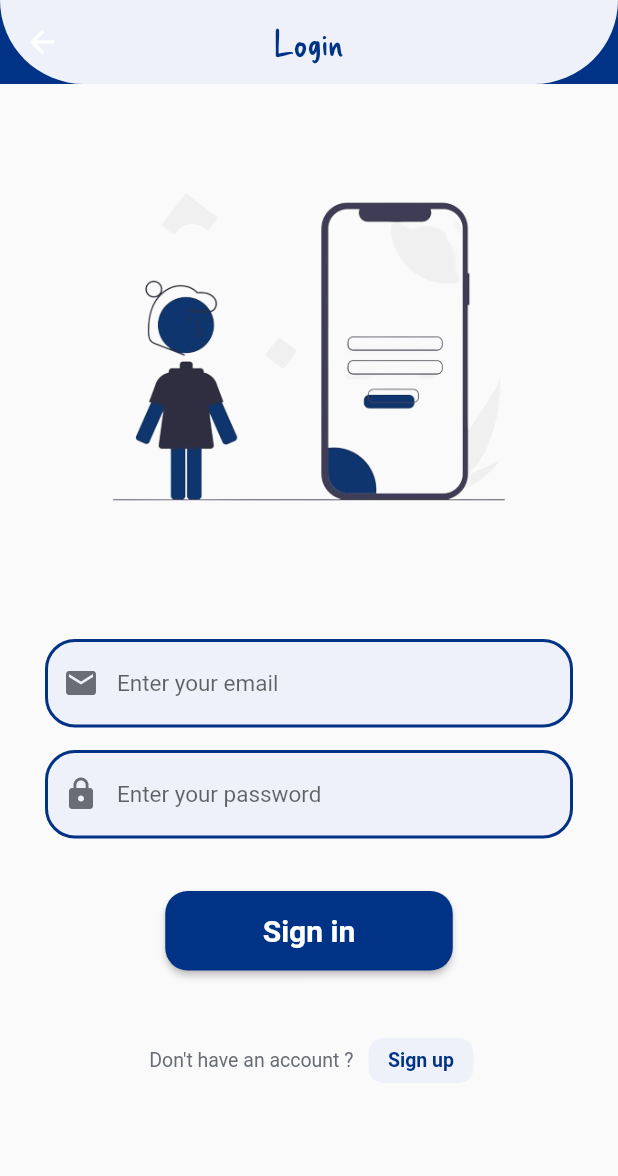
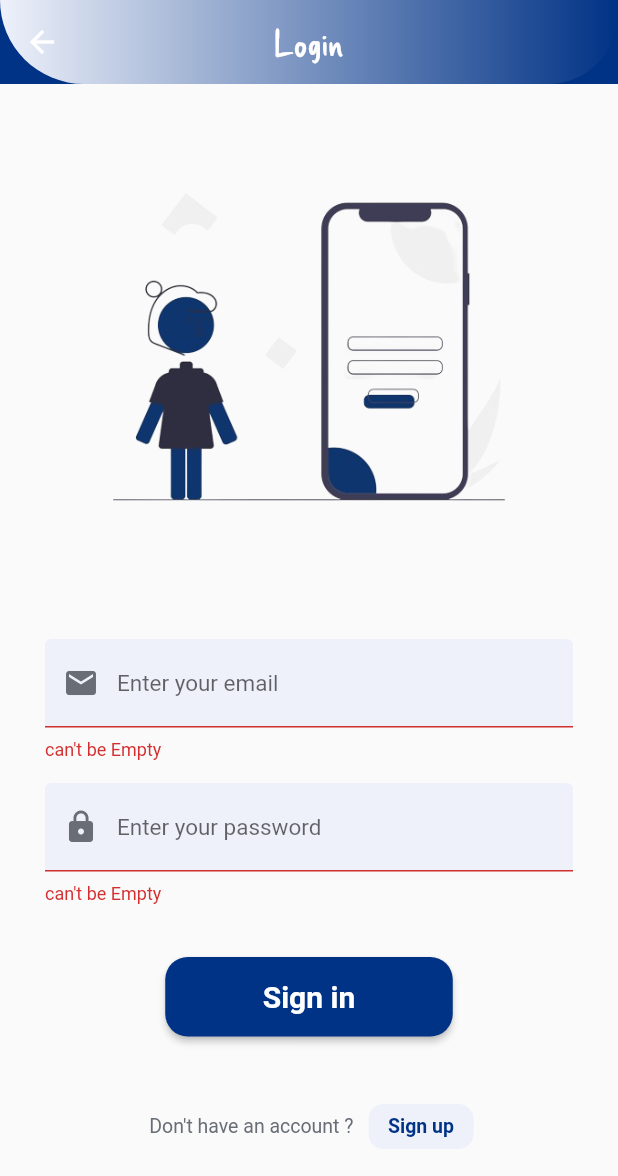
Before and after one commit to WeamALkhateeb/Place_Reservation, a Flutter app: the Login screen opened by its route, after a tap on "Sign in", on a phone screen of 412 x 824 dp. Shown: the top 1176 px of the screen. Run offline on Flutter 3.47's test engine with Material 2 defaults, Android fonts, the phone set to English and light mode, and no system bars; our stand-ins replace get, shared_preferences; accounts and stored records are empty.

Commit message:
areej eeeeeeeeeeeeeeeeeeeeeeeeeeeeeeeeeeeeeeeeeeee

```diff
--- /dev/null
+++ b/lib/controller/auth/login_controller.dart
@@ -0,0 +1,43 @@
+import 'package:flutter/cupertino.dart';
+import 'package:get/get.dart';
+import 'package:project2/core/constant/routes.dart';
+
+abstract class Logincontroller extends GetxController{
+  Login();
+  gotoRegister();
+}
+
+class LogincontrollerImp extends Logincontroller{
+
+  GlobalKey<FormState> formstate =GlobalKey<FormState>();
+ late TextEditingController email;
+ late TextEditingController password;
+
+
+  @override
+  Login() {
+  var formdata = formstate.currentState;
+  if(formdata!.validate())
+    {print('valid');}
+  else
+    {print ('not valid');}
+  }
+
+  @override
+  gotoRegister() {
+   Get.offNamed(AppRoute.register);
+  }
+void onInit(){
+   email = TextEditingController();
+   password=TextEditingController();
+   super.onInit();
+}
+
+
+
+ void dispose(){
+  email.dispose();
+  password.dispose();
+  super.dispose();
+ }
+}
--- a/lib/core/constant/routes.dart
+++ b/lib/core/constant/routes.dart
@@ -2,5 +2,6 @@ class AppRoute {
   static const String language = "/language";
   static const String onboarding = "/onboarding";
   static const String login = "/login";
+  static const String register ="/register";
 
 }
--- /dev/null
+++ b/lib/core/functions/validateinput.dart
@@ -0,0 +1,18 @@
+import 'package:get/get.dart';
+
+validateinput(String value , int min , int max ) {
+
+    if (value.isEmpty) {
+      return "can't be Empty";
+    }
+
+
+    if (value.length < min) {
+      return "can't be less than $min";
+    }
+
+
+    if (value.length > max) {
+      return "can't be large than $max";
+    }
+  }
--- a/lib/core/localization/translation.dart
+++ b/lib/core/localization/translation.dart
@@ -15,6 +15,7 @@ class MyTranslation extends Translations{
       "Search" : "البحث",
       "You can save time and effort\n by searching for the place" : "يمكنك توفير الوقت والجهد\n بالبحث عن المكان",
 
+
     },
     "en" : {
       "1" : "Choose Language",
--- a/lib/routes.dart
+++ b/lib/routes.dart
@@ -1,11 +1,14 @@
 import 'package:flutter/material.dart';
 import 'package:project2/core/constant/routes.dart';
 import 'package:project2/view/screen/auth/login.dart';
+import 'package:project2/view/screen/auth/register.dart';
 import 'package:project2/view/screen/language.dart';
 import 'package:project2/view/screen/onboarding.dart';
 
 Map<String, Widget Function(BuildContext)> routes = {
     AppRoute.language : (context) => const Language(),
     AppRoute.onboarding : (context) => const OnBoarding(),
-    AppRoute.login : (context) => const Login()
+    AppRoute.login : (context) => const Login(),
+    AppRoute.register : (context) => const Register(),
+
 };
--- a/lib/view/screen/auth/login.dart
+++ b/lib/view/screen/auth/login.dart
@@ -1,5 +1,9 @@
 import 'package:flutter/material.dart';
+import 'package:get/get.dart';
+import 'package:get/get_core/src/get_main.dart';
+import 'package:project2/controller/auth/login_controller.dart';
 import 'package:project2/core/constant/color.dart';
+import 'package:project2/core/functions/validateinput.dart';
 import 'package:project2/view/widget/auth/rowauth.dart';
 import 'package:project2/view/widget/auth/textformfiledauth.dart';
 import '../../widget/auth/materialbuttonauth.dart';
@@ -9,24 +13,27 @@ class Login extends StatelessWidget {
 
   @override
   Widget build(BuildContext context) {
+    LogincontrollerImp controller = Get.put(LogincontrollerImp());
+
     return Scaffold(
       appBar: AppBar(
         backgroundColor: fourBackColor,
         elevation: 0,
-        title:const Text('Login',style: TextStyle(color: fourBackColor,fontFamily:'DeliciousHandrawn',fontSize: 25)),
+        title:const Text('Login',style: TextStyle(color: white,fontFamily:'DeliciousHandrawn',fontSize: 25)),
         centerTitle: true,
         flexibleSpace: Container(
-                       decoration:const BoxDecoration(borderRadius: BorderRadius.only(bottomLeft: Radius.circular(60),bottomRight: Radius.circular(60)),
-                       gradient: LinearGradient(colors: [fourBackColor,sixBackColor],
-                         begin: Alignment.bottomCenter,
-                         end: Alignment.bottomCenter
-
+                       decoration:const BoxDecoration(borderRadius: BorderRadius.only(bottomLeft: Radius.circular(60),bottomRight: Radius.circular(50)),
+                       gradient: LinearGradient(colors: [sixBackColor,fourBackColor],
+                           begin: Alignment.centerLeft,
+                           end: Alignment.centerRight
                        ))),),
        body:Container(
        padding: const EdgeInsets.symmetric(vertical: 5),
         width: MediaQuery.of(context).size.width,
         child:SingleChildScrollView(
           scrollDirection: Axis.vertical,
+            child: Form(
+              key: controller.formstate,
               child: Column(
                 children: [
                   const SizedBox(height: 20,),
@@ -34,18 +41,18 @@ class Login extends StatelessWidget {
                   width: 350,
                   height: 300,),
                       const SizedBox(height: 40,),
-              const Textformfieldauth(hinttext: 'Enter your email', iconData: Icons.email,),
+                    Textformfieldauth(valid: (value ) { return validateinput(value!, 10 , 50); }, mycontroller: controller.email ,hinttext: 'Enter your email', iconData: Icons.email, ),
                     const SizedBox(height: 5,),
-              const Textformfieldauth(hinttext: 'Enter your password ', iconData: Icons.lock,),
+                    Textformfieldauth(valid: (value ) {  return validateinput(value!, 8 , 20); }, mycontroller: controller.password,hinttext: 'Enter your password ', iconData: Icons.lock, ),
                     const  SizedBox(height: 20,),
-              MaterialButtonAuth(onPressed:(){},text: 'Sign in',),
+                    MaterialButtonAuth(onPressed:(){ controller.Login();},text: 'Sign in',),
                     const SizedBox(height: 35,),
-              Rowauth(text1: " Don't have an account ?", onTap: (){}, text2: 'Sign up'),
+                    Rowauth(text1: " Don't have an account ?", onTap: (){
+                      controller.gotoRegister();
+                    }, text2: 'Sign up'),
 
-             ] )
-            ,
+  ] ),
             ),
-        ) ,
-      );
+                ), ));
   }
 }
--- a/lib/view/widget/auth/rowauth.dart
+++ b/lib/view/widget/auth/rowauth.dart
@@ -6,7 +6,7 @@ import '../../../core/constant/color.dart';
 class Rowauth extends StatelessWidget{
   final String text1;
   final String text2;
-  final void Function()? onTap;
+  final void Function() onTap;
   const Rowauth({Key? key, required this.text1,required this.onTap,  required this.text2}) : super(key: key);
 
 
--- a/lib/view/widget/auth/textformfiledauth.dart
+++ b/lib/view/widget/auth/textformfiledauth.dart
@@ -4,12 +4,17 @@ import '../../../core/constant/color.dart';
 
 
 class Textformfieldauth extends StatelessWidget{
+  final TextEditingController mycontroller;
   final String hinttext;
   final IconData iconData;
+  final String? Function(String?)? valid;
+
+
 
   const Textformfieldauth({Key? key,
-  required this.hinttext,
-  required this.iconData,}) : super(key: key);
+    required this.mycontroller,
+    required this.hinttext,
+    required this.iconData,required this.valid, }) : super(key: key);
 
   @override
   Widget build(BuildContext context) {
@@ -17,6 +22,8 @@ class Textformfieldauth extends StatelessWidget{
    return  Container(
        margin: const EdgeInsets.symmetric(horizontal:30,vertical: 5),
        child: TextFormField(
+         validator: valid,
+          controller: mycontroller,
           decoration: InputDecoration(
            filled: true,
            fillColor: sixBackColor,
@@ -29,8 +36,9 @@ class Textformfieldauth extends StatelessWidget{
            ),
            focusedBorder: OutlineInputBorder(borderRadius: BorderRadius.circular(20)),
            prefixIcon: Icon( iconData ,color: fiveBackColor,),
-         ),
-       ));
+
+
+       )));
   }
 
 }
```
Also changed, not shown: lib/controller/auth/register_controller.dart (added, +51 -0 lines), lib/view/screen/auth/register.dart (added, +69 -0 lines). Lines whose indentation alone changed are shown as unchanged.
